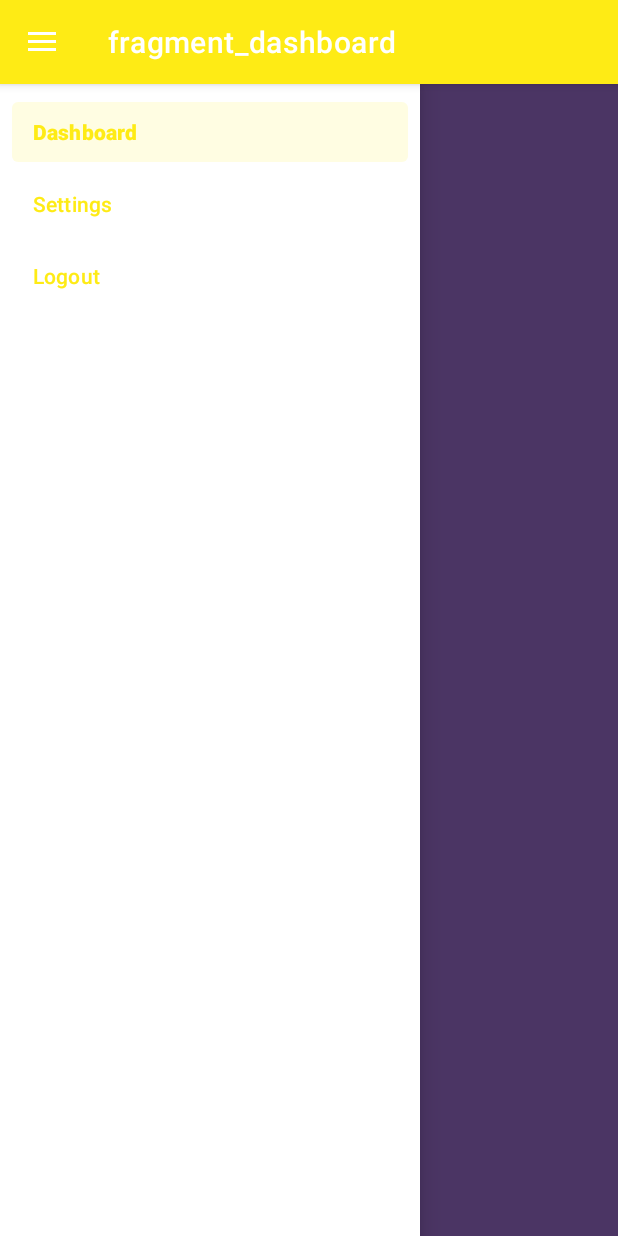
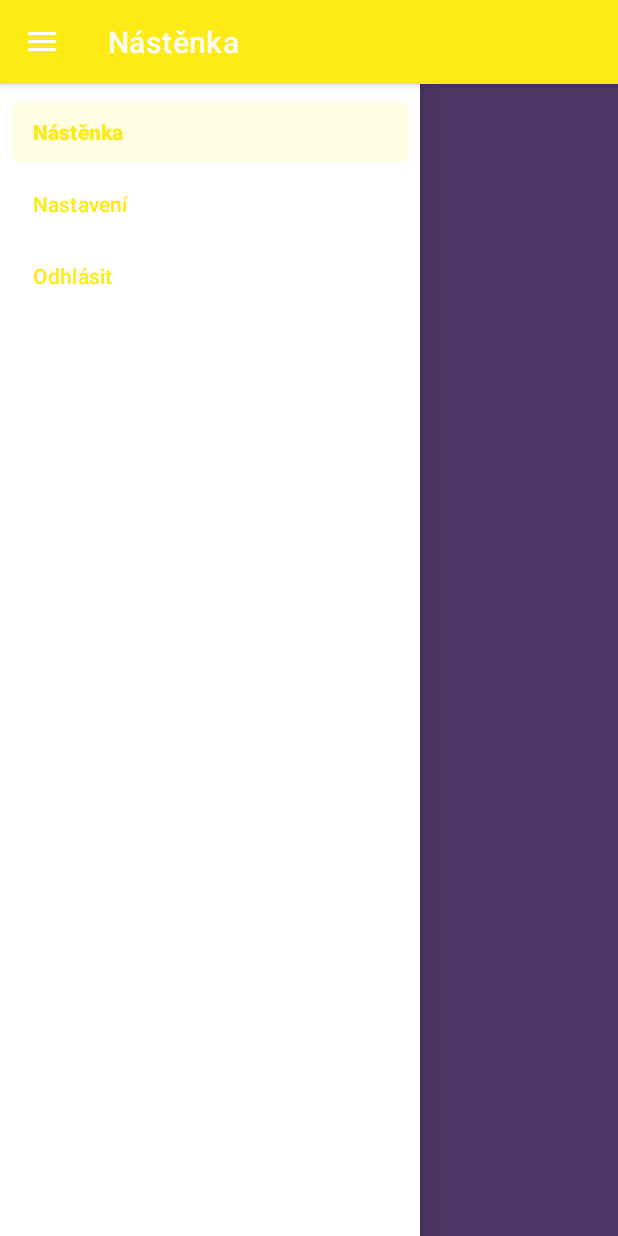
Before and after one commit to PavelHanzl/WarehouseInventoryManager, an Android app: the screen it shows after launch once a user with an empty profile is signed in (MainActivity), with the side drawer open, on a phone screen of 412 x 824 dp. Run offline under Robolectric (Android 15) with nearby library versions, the phone set to English and light mode, and no system bars; our stand-ins replace Firebase (no records; nobody signed in at launch, a user with empty details on screens opened directly), navigation-ui.

Commit message:
-Funkční tlačítko pro logout, implementována logika na nezávislé tlačítka na navigation component v rámci drawer menu
-zakázán landscape mode

```diff
--- a/app/src/main/java/cz/pavelhanzl/warehouseinventorymanager/MainActivity.kt
+++ b/app/src/main/java/cz/pavelhanzl/warehouseinventorymanager/MainActivity.kt
@@ -3,6 +3,7 @@ package cz.pavelhanzl.warehouseinventorymanager
 import android.content.Intent
 import androidx.appcompat.app.AppCompatActivity
 import android.os.Bundle
+import android.widget.Toast
 import androidx.drawerlayout.widget.DrawerLayout
 import androidx.navigation.NavController
 import androidx.navigation.findNavController
@@ -28,22 +29,14 @@ class MainActivity : AppCompatActivity() {
         setUpDrawerMenu()
         setUpActionBarBasedOnNavigation()
 
+    }
 
-        /*
-        val userId = FirebaseAuth.getInstance().currentUser?.uid
-        val emailId = FirebaseAuth.getInstance().currentUser?.email
+    private fun setUpDrawerMenu() {
+        navController = findNavController(R.id.fragment)
+        drawerLayout = findViewById(R.id.drawer_layout)
+        drawerNavigationView.setupWithNavController(navController)
 
-        ActivityMain_userID.text="User ID: $userId"
-        ActivityMain_emailID.text="Emai ID $emailId"
-
-
-        //Odhlášení
-        ActivityMain_LogoutBtn.setOnClickListener {
-            FirebaseAuth.getInstance().signOut()
-            startActivity(Intent(this@MainActivity, LoginActivity::class.java))
-            finish()
-        }
-        */
+        setIndividualMenuItems()
     }
 
     private fun setUpActionBarBasedOnNavigation() {
@@ -51,10 +44,20 @@ class MainActivity : AppCompatActivity() {
         setupActionBarWithNavController(navController, appBarConfiguration)
     }
 
-    private fun setUpDrawerMenu() {
-        navController = findNavController(R.id.fragment)
-        drawerLayout = findViewById(R.id.drawer_layout)
-        drawerNavigationView.setupWithNavController(navController)
+    //Nastaví jednotlivé tlačítka v Drawer Menu, která nejsou součástí navigation component např. logout button
+    private fun setIndividualMenuItems() {
+
+        //Logout menu item
+        val menuItemLogout = drawerNavigationView.menu.findItem(R.id.menuItem_logout)
+        menuItemLogout.setOnMenuItemClickListener {
+            Toast.makeText(applicationContext, getString(R.string.LoggingOut), Toast.LENGTH_SHORT).show()
+            FirebaseAuth.getInstance().signOut()
+            startActivity(Intent(this@MainActivity, LoginActivity::class.java))
+            finish()
+            true
+        }
+
+        //sem přijdou další tlačítka
     }
 
     override fun onSupportNavigateUp(): Boolean {
--- a/app/src/main/res/menu/drawer_menu.xml
+++ b/app/src/main/res/menu/drawer_menu.xml
@@ -4,14 +4,14 @@
     <group android:checkableBehavior="single">
         <item
             android:id="@+id/dashboardFragment"
-            android:title="Dashboard" />
+            android:title="@string/Dashboard"/>
         <item
             android:id="@+id/settingsFragment"
-            android:title="Settings" />
+            android:title="@string/Settings" />
     </group>
     <group >
         <item
-            android:id="@+id/menu_logout"
-            android:title="Logout" />
+            android:id="@+id/menuItem_logout"
+            android:title="@string/logout" />
     </group>
 </menu>
--- a/app/src/main/res/navigation/main_navigation.xml
+++ b/app/src/main/res/navigation/main_navigation.xml
@@ -8,7 +8,7 @@
     <fragment
         android:id="@+id/dashboardFragment"
         android:name="cz.pavelhanzl.warehouseinventorymanager.Dashboard"
-        android:label="fragment_dashboard"
+        android:label="@string/Dashboard"
         tools:layout="@layout/fragment_dashboard" >
         <action
             android:id="@+id/navigate_dashboard_to_settings"
@@ -19,7 +19,7 @@
     <fragment
         android:id="@+id/settingsFragment"
         android:name="cz.pavelhanzl.warehouseinventorymanager.Settings"
-        android:label="fragment_settings"
+        android:label="@string/Settings"
         tools:layout="@layout/fragment_settings" >
         <action
             android:id="@+id/navigate_settings_to_dashboard"
--- a/app/src/main/res/values-night/themes.xml
+++ b/app/src/main/res/values-night/themes.xml
@@ -14,5 +14,6 @@
         <!-- Customize your theme here. -->
         <item name="android:textColorHint">@color/whiteColor</item>
         <item name="colorOnSurface">@color/yellowPrimaryColor</item>
+        <item name="android:textColorPrimary">@color/blackColor</item>
     </style>
 </resources>
--- a/app/src/main/res/values/strings.xml
+++ b/app/src/main/res/values/strings.xml
@@ -23,4 +23,8 @@
     <string name="LoginWithSocials">Přihlášení pomocí sociálních sítí</string>
     <!-- TODO: Remove or change this placeholder text -->
     <string name="hello_blank_fragment">Hello blank fragment</string>
+    <string name="LoggingOut">Odhlašovaní...</string>
+    <string name="Dashboard">Nástěnka</string>
+    <string name="Settings">Nastavení</string>
+    <string name="logout">Odhlásit</string>
 </resources>
--- a/app/src/main/res/values/themes.xml
+++ b/app/src/main/res/values/themes.xml
@@ -14,5 +14,7 @@
         <!-- Customize your theme here. -->
         <item name="android:textColorHint">@color/whiteColor</item>
         <item name="colorOnSurface">@color/yellowPrimaryColor</item>
+        <item name="android:textColorPrimary">@color/blackColor</item>
+
     </style>
 </resources>
```
Also changed, not shown: app/src/main/AndroidManifest.xml (+8 -4 lines).
